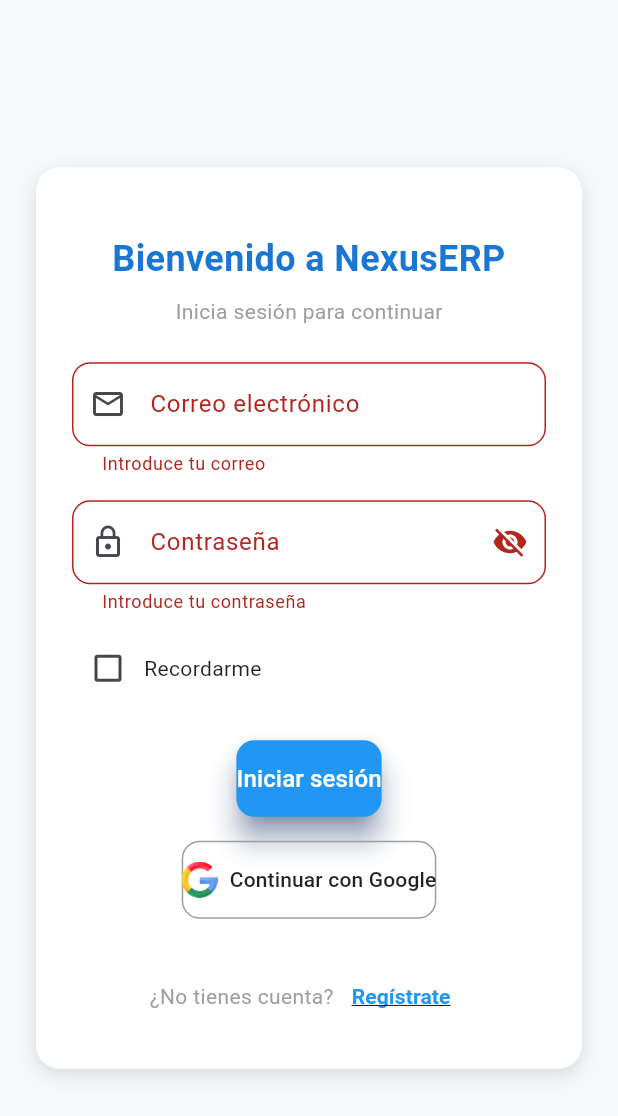
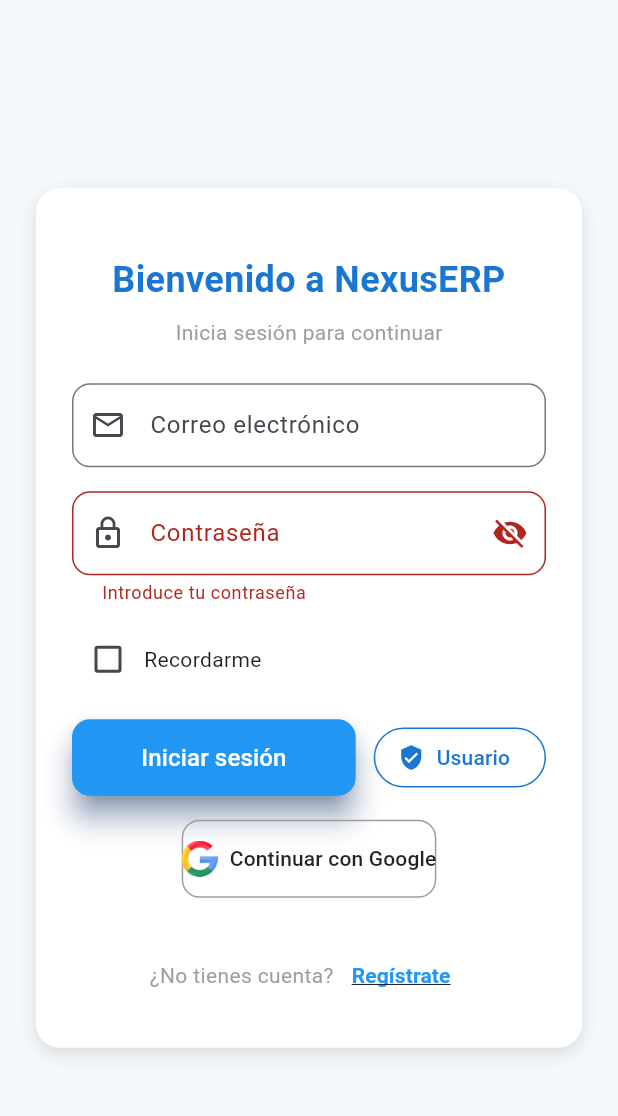
Before and after one commit to Mario2309/TFG_Mario_Alvarez_2DAM, a Flutter app: the screen it shows after launch, after a tap on "Iniciar sesión", on a phone screen of 412 x 824 dp. Shown: the top 1116 px of the screen. Run offline on Flutter 3.47's test engine with Material 3 defaults, Android fonts, the phone set to English and light mode, and no system bars; drawn by our look-alikes of animated_text_kit; our stand-ins replace another_flushbar, file_picker, flutter_native_splash, image_picker, shared_preferences, supabase_flutter; accounts and stored records are empty.

Commit message:
Agregar funcionalidad para gestionar credenciales de empleados: implementar servicio, modelo y página para agregar credenciales.

```diff
--- a/lib/presentation/pages/login.dart
+++ b/lib/presentation/pages/login.dart
@@ -8,6 +8,10 @@
 import 'package:flutter_native_splash/flutter_native_splash.dart';
 import 'package:animated_text_kit/animated_text_kit.dart'; // Importa para el texto animado
 import 'package:another_flushbar/flushbar.dart'; // Import para las notificaciones
+import 'dart:convert';
+import 'package:crypto/crypto.dart';
+import 'package:nexuserp/features/employee/domain/entities/employee.dart';
+import 'package:nexuserp/features/employee/presentation/pages/employee_simple_options_page.dart';
 
 class LoginScreen extends StatelessWidget {
   @override
@@ -36,6 +40,7 @@
   String? _error;
   bool _rememberMe = false; // Estado para "Recordarme"
   late SharedPreferences _prefs;
+  bool _isEmployeeLogin = false;
 
   @override
   void initState() {
@@ -84,32 +89,80 @@
     });
 
     try {
+      if (!_isEmployeeLogin) {
+        // Login normal Supabase
         final response = await supabase.auth.signInWithPassword(
           email: _emailController.text.trim(),
           password: _passwordController.text.trim(),
         );
-
         if (response.session != null) {
-        // Guardar datos de "Recordarme"
           if (_rememberMe) {
             _rememberUser();
           } else {
-          _clearRememberedUser(); // Clear if remember me is false
+            _clearRememberedUser();
           }
           _navigateToMainPage();
+          return;
+        }
       } else {
+        // Login empleado (credencial_empleado)
+        final credenciales = await Supabase.instance.client
+            .from('credencial_empleado')
+            .select()
+            .eq('correo_electronico', _emailController.text.trim());
+        if (credenciales.isNotEmpty) {
+          final credencial = credenciales.first;
+          final storedHash = credencial['contrasena_hashed'] ?? '';
+          final inputPassword = _passwordController.text.trim();
+          final inputHash =
+              sha256.convert(utf8.encode(inputPassword)).toString();
+          if (storedHash == inputHash) {
+            if (_rememberMe) {
+              _rememberUser();
+            } else {
+              _clearRememberedUser();
+            }
+            // Buscar el empleado por correo electrónico
+            final empleados = await Supabase.instance.client
+                .from('empleado')
+                .select()
+                .eq('correo_electronico', _emailController.text.trim());
+            if (empleados.isNotEmpty) {
+              final emp = empleados.first;
+              final employee = Employee(
+                id: emp['id'],
+                nombreCompleto: emp['nombre_completo'],
+                nacimiento: DateTime.parse(emp['nacimiento']),
+                correoElectronico: emp['correo_electronico'],
+                numeroTelefono: emp['numero_telefono'],
+                dni: emp['dni'],
+                sueldo: (emp['sueldo'] as num).toDouble(),
+                cargo: emp['cargo'],
+                fechaContratacion: DateTime.parse(emp['fecha_contratacion']),
+                activo: emp['activo'],
+              );
+              Navigator.pushReplacement(
+                context,
+                MaterialPageRoute(
+                  builder:
+                      (context) =>
+                          EmployeeSimpleOptionsPage(employee: employee),
+                ),
+              );
+              return;
+            }
+          }
+        }
+      }
       _showErrorSnackbar(
         context,
         "Inicio de sesión fallido. Por favor, verifica tus credenciales.",
       );
-      }
     } on AuthException catch (e) {
-      _showErrorSnackbar(context, e.message);
-    } catch (e) {
-      _showErrorSnackbar(
-        context,
-        'Ocurrió un error inesperado. Inténtalo de nuevo.',
-      ); // Muestra la notificación de error
+      await supabase.auth.signInWithPassword(
+        email: _emailController.text.trim(),
+        password: _passwordController.text.trim(),
+      );
     } finally {
       setState(() {
         _isLoading = false;
@@ -256,10 +309,41 @@
           _buildEmailField(),
           const SizedBox(height: 16.0),
           _buildPasswordField(visibilityController),
-          const SizedBox(height: 12.0), // Espacio para el Checkbox
+          const SizedBox(height: 12.0),
           _buildRememberMeCheckbox(),
-          const SizedBox(height: 24.0),
-          _buildLoginButton(),
+          const SizedBox(height: 16.0),
+          Row(
+            children: [
+              Expanded(child: _buildLoginButton()),
+              const SizedBox(width: 12),
+              OutlinedButton.icon(
+                onPressed:
+                    _isLoading
+                        ? null
+                        : () {
+                          setState(() {
+                            _isEmployeeLogin = !_isEmployeeLogin;
+                          });
+                        },
+                icon: Icon(
+                  _isEmployeeLogin ? Icons.person : Icons.verified_user,
+                ),
+                label: Text(_isEmployeeLogin ? 'Empleado' : 'Usuario'),
+                style: OutlinedButton.styleFrom(
+                  foregroundColor:
+                      _isEmployeeLogin
+                          ? Colors.teal.shade700
+                          : Colors.blue.shade700,
+                  side: BorderSide(
+                    color:
+                        _isEmployeeLogin
+                            ? Colors.teal.shade700
+                            : Colors.blue.shade700,
+                  ),
+                ),
+              ),
+            ],
+          ),
           const SizedBox(height: 16.0),
           _buildGoogleSignInButton(),
         ],
@@ -277,11 +361,10 @@
         contentPadding: const EdgeInsets.all(16.0),
       ),
       keyboardType: TextInputType.emailAddress,
+      autovalidateMode: AutovalidateMode.onUserInteraction,
       validator: (value) {
-        if (value == null || value.isEmpty) {
-          return 'Introduce tu correo';
-        }
-        if (!value.contains('@')) {
+        if (value == null) return null;
+        if (value.isNotEmpty && !value.contains('@')) {
           return 'Correo inválido';
         }
         return null;
--- a/pubspec.yaml
+++ b/pubspec.yaml
@@ -52,6 +52,7 @@
   intl: ^0.19.0
   file_picker: ^6.1.1
   url_launcher: ^6.3.1
+  crypto: ^3.0.6
 
 dev_dependencies:
   flutter_launcher_icons: 0.14.3
```
Also changed, not shown: lib/features/credentials_employees/data/datasources/vacation_service.dart (added, +92 -0 lines), lib/features/credentials_employees/data/models/credential_employee_model.dart (added, +27 -0 lines), lib/features/credentials_employees/data/repositories/vacation_repository_impl.dart (added, +60 -0 lines), lib/features/credentials_employees/domain/entities/credential_employess.dart (added, +11 -0 lines), lib/features/credentials_employees/domain/repositories/credential_employee_repository.dart (added, +12 -0 lines), lib/features/credentials_employees/presentation/pages/add_credential_for_employee_page.dart (added, +177 -0 lines), lib/features/employee/presentation/pages/employee_options_page.dart (+28 -1 lines), lib/features/employee/presentation/pages/employee_simple_options_page.dart (added, +115 -0 lines), pubspec.lock. Lines whose indentation alone changed are shown as unchanged.
